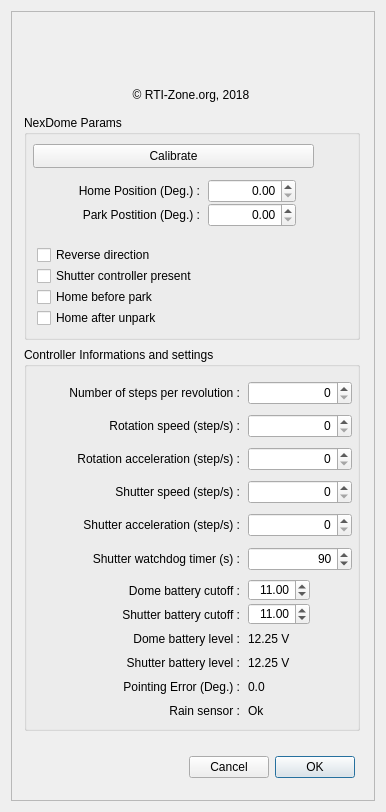
First picture: the form in NexDome.ui, repository rpineau/NexDome, before the edit.
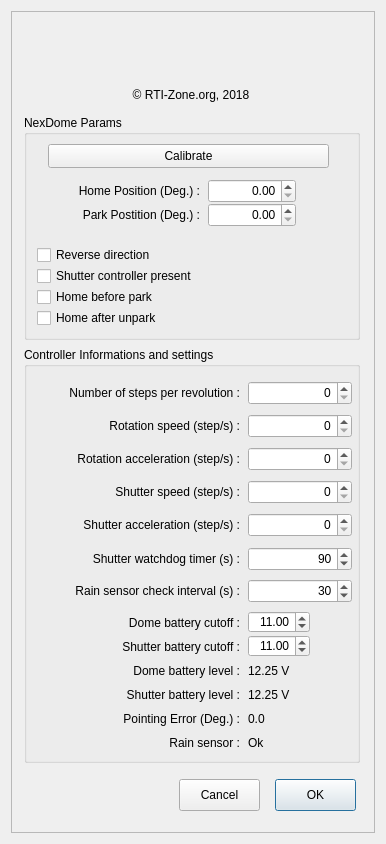
Second picture: the form after the edit. Icons and pictures are not drawn. Custom widgets are drawn as their Qt base class.

Commit message: Added a few more method and controlls in the UI.

The edit to the form file:
```diff
--- a/NexDome.ui
+++ b/NexDome.ui
@@ -7,19 +7,19 @@
     <x>0</x>
     <y>0</y>
     <width>386</width>
-    <height>812</height>
+    <height>844</height>
    </rect>
   </property>
   <property name="minimumSize">
    <size>
     <width>386</width>
-    <height>812</height>
+    <height>844</height>
    </size>
   </property>
   <property name="maximumSize">
    <size>
     <width>386</width>
-    <height>812</height>
+    <height>844</height>
    </size>
   </property>
   <property name="windowTitle">
@@ -80,7 +80,7 @@
       <widget class="QPushButton" name="pushButton">
        <property name="geometry">
         <rect>
-         <x>9</x>
+         <x>24</x>
          <y>29</y>
          <width>281</width>
          <height>24</height>
@@ -200,7 +200,7 @@
         <x>13</x>
         <y>336</y>
         <width>336</width>
-        <height>384</height>
+        <height>416</height>
        </rect>
       </property>
       <property name="title">
@@ -210,7 +210,7 @@
        <property name="geometry">
         <rect>
          <x>64</x>
-         <y>232</y>
+         <y>264</y>
          <width>152</width>
          <height>24</height>
         </rect>
@@ -226,7 +226,7 @@
        <property name="geometry">
         <rect>
          <x>224</x>
-         <y>232</y>
+         <y>264</y>
          <width>62</width>
          <height>22</height>
         </rect>
@@ -242,7 +242,7 @@
        <property name="geometry">
         <rect>
          <x>64</x>
-         <y>256</y>
+         <y>288</y>
          <width>152</width>
          <height>24</height>
         </rect>
@@ -258,7 +258,7 @@
        <property name="geometry">
         <rect>
          <x>224</x>
-         <y>256</y>
+         <y>288</y>
          <width>62</width>
          <height>22</height>
         </rect>
@@ -274,7 +274,7 @@
        <property name="geometry">
         <rect>
          <x>224</x>
-         <y>304</y>
+         <y>336</y>
          <width>56</width>
          <height>24</height>
         </rect>
@@ -287,7 +287,7 @@
        <property name="geometry">
         <rect>
          <x>72</x>
-         <y>304</y>
+         <y>336</y>
          <width>144</width>
          <height>24</height>
         </rect>
@@ -399,7 +399,7 @@
        <property name="geometry">
         <rect>
          <x>128</x>
-         <y>352</y>
+         <y>384</y>
          <width>88</width>
          <height>24</height>
         </rect>
@@ -415,7 +415,7 @@
        <property name="geometry">
         <rect>
          <x>224</x>
-         <y>352</y>
+         <y>384</y>
          <width>96</width>
          <height>24</height>
         </rect>
@@ -428,7 +428,7 @@
        <property name="geometry">
         <rect>
          <x>64</x>
-         <y>328</y>
+         <y>360</y>
          <width>152</width>
          <height>24</height>
         </rect>
@@ -444,7 +444,7 @@
        <property name="geometry">
         <rect>
          <x>224</x>
-         <y>328</y>
+         <y>360</y>
          <width>48</width>
          <height>24</height>
         </rect>
@@ -489,7 +489,7 @@
        <property name="geometry">
         <rect>
          <x>80</x>
-         <y>280</y>
+         <y>312</y>
          <width>136</width>
          <height>24</height>
         </rect>
@@ -505,7 +505,7 @@
        <property name="geometry">
         <rect>
          <x>224</x>
-         <y>280</y>
+         <y>312</y>
          <width>56</width>
          <height>24</height>
         </rect>
@@ -587,6 +587,44 @@
         <number>90</number>
        </property>
       </widget>
+      <widget class="QLabel" name="label_16">
+       <property name="geometry">
+        <rect>
+         <x>16</x>
+         <y>232</y>
+         <width>200</width>
+         <height>24</height>
+        </rect>
+       </property>
+       <property name="text">
+        <string>Rain sensor check interval (s) :</string>
+       </property>
+       <property name="alignment">
+        <set>Qt::AlignRight|Qt::AlignTrailing|Qt::AlignVCenter</set>
+       </property>
+      </widget>
+      <widget class="QSpinBox" name="rainCheckInterval">
+       <property name="geometry">
+        <rect>
+         <x>224</x>
+         <y>232</y>
+         <width>104</width>
+         <height>24</height>
+        </rect>
+       </property>
+       <property name="alignment">
+        <set>Qt::AlignRight|Qt::AlignTrailing|Qt::AlignVCenter</set>
+       </property>
+       <property name="minimum">
+        <number>0</number>
+       </property>
+       <property name="maximum">
+        <number>300</number>
+       </property>
+       <property name="value">
+        <number>30</number>
+       </property>
+      </widget>
      </widget>
      <widget class="QLabel" name="label_logo">
       <property name="geometry">
@@ -626,47 +664,34 @@
        <set>Qt::AlignCenter</set>
       </property>
      </widget>
-     <widget class="QWidget" name="horizontalLayoutWidget">
+     <widget class="QPushButton" name="pushButtonCancel">
       <property name="geometry">
        <rect>
-        <x>128</x>
-        <y>736</y>
-        <width>216</width>
-        <height>40</height>
+        <x>168</x>
+        <y>768</y>
+        <width>81</width>
+        <height>32</height>
        </rect>
       </property>
-      <layout class="QHBoxLayout" name="horizontalLayout">
-       <item>
-        <spacer name="horizontalSpacer">
-         <property name="orientation">
-          <enum>Qt::Horizontal</enum>
-         </property>
-         <property name="sizeHint" stdset="0">
-          <size>
-           <width>40</width>
-           <height>20</height>
-          </size>
-         </property>
-        </spacer>
-       </item>
-       <item>
-        <widget class="QPushButton" name="pushButtonCancel">
-         <property name="text">
-          <string>Cancel</string>
-         </property>
-        </widget>
-       </item>
-       <item>
-        <widget class="QPushButton" name="pushButtonOK">
-         <property name="text">
-          <string>OK</string>
-         </property>
-         <property name="default">
-          <bool>true</bool>
-         </property>
-        </widget>
-       </item>
-      </layout>
+      <property name="text">
+       <string>Cancel</string>
+      </property>
+     </widget>
+     <widget class="QPushButton" name="pushButtonOK">
+      <property name="geometry">
+       <rect>
+        <x>264</x>
+        <y>768</y>
+        <width>81</width>
+        <height>32</height>
+       </rect>
+      </property>
+      <property name="text">
+       <string>OK</string>
+      </property>
+      <property name="default">
+       <bool>true</bool>
+      </property>
      </widget>
     </widget>
    </item>
```
Left out of the diff: 2 changed lines with no effect on the pictures. The commit also changes 3 other files.
